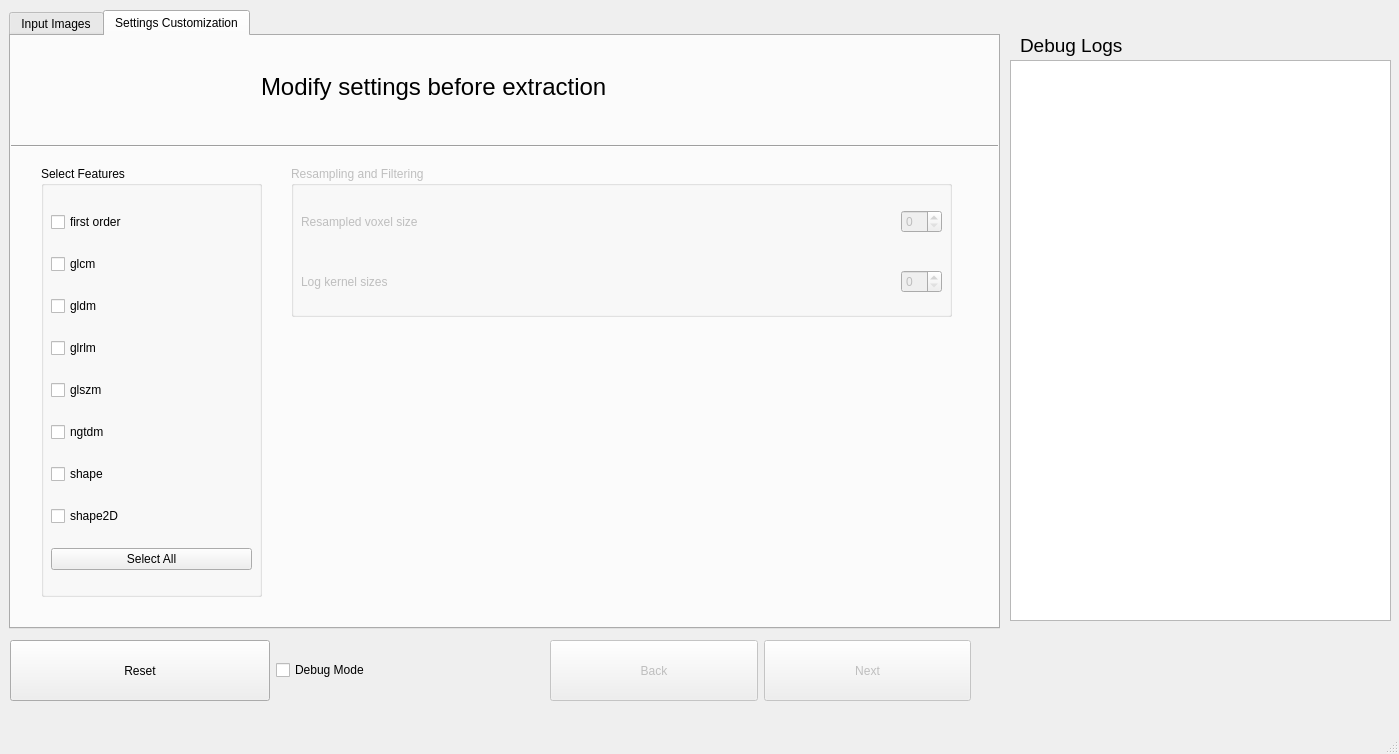
manos-mark/radiomics-features-extraction, file ui/radiomics-feature-extractor.ui: the form before one commit.
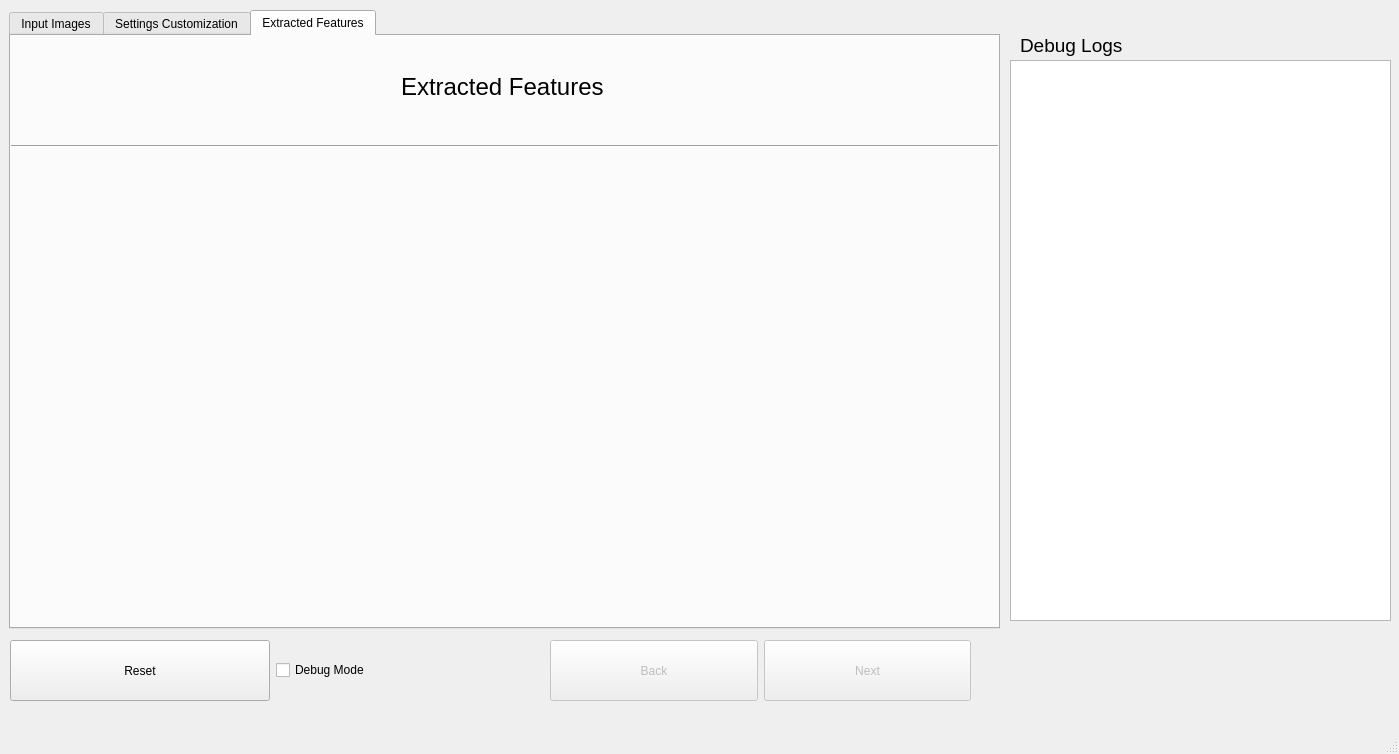
The form after the commit.

Commit message: disable next button

```diff
--- a/ui/radiomics-feature-extractor.ui
+++ b/ui/radiomics-feature-extractor.ui
@@ -72,7 +72,7 @@
      <bool>false</bool>
     </property>
     <property name="currentIndex">
-     <number>1</number>
+     <number>2</number>
     </property>
     <property name="documentMode">
      <bool>false</bool>
@@ -458,7 +458,7 @@
      <widget class="QLabel" name="label_6">
       <property name="geometry">
        <rect>
-        <x>250</x>
+        <x>290</x>
         <y>10</y>
         <width>501</width>
         <height>81</height>
@@ -661,6 +661,42 @@
       </widget>
      </widget>
     </widget>
+    <widget class="QWidget" name="features_tab">
+     <attribute name="title">
+      <string>Extracted Features</string>
+     </attribute>
+     <widget class="QLabel" name="label_9">
+      <property name="geometry">
+       <rect>
+        <x>390</x>
+        <y>10</y>
+        <width>251</width>
+        <height>81</height>
+       </rect>
+      </property>
+      <property name="font">
+       <font>
+        <pointsize>18</pointsize>
+       </font>
+      </property>
+      <property name="text">
+       <string>Extracted Features</string>
+      </property>
+     </widget>
+     <widget class="Line" name="line_5">
+      <property name="geometry">
+       <rect>
+        <x>-230</x>
+        <y>100</y>
+        <width>2281</width>
+        <height>20</height>
+       </rect>
+      </property>
+      <property name="orientation">
+       <enum>Qt::Horizontal</enum>
+      </property>
+     </widget>
+    </widget>
    </widget>
    <widget class="QWidget" name="horizontalLayoutWidget_5">
     <property name="geometry">
```
Left out of the diff: 2 changed lines with no effect on the pictures. The commit also changes 2 other files.
